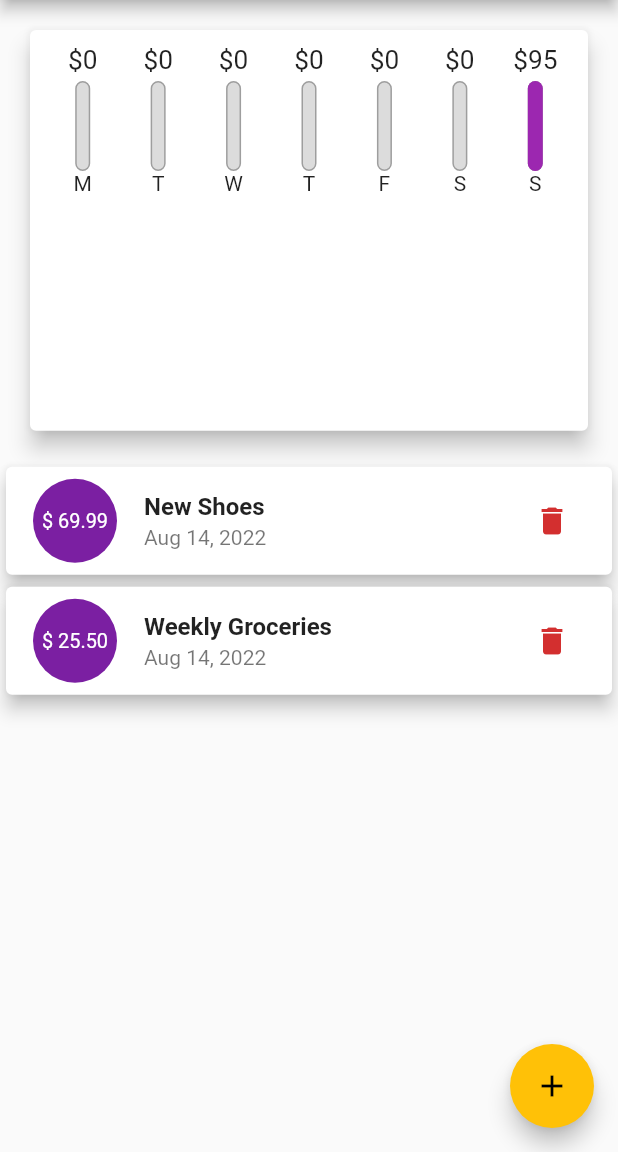
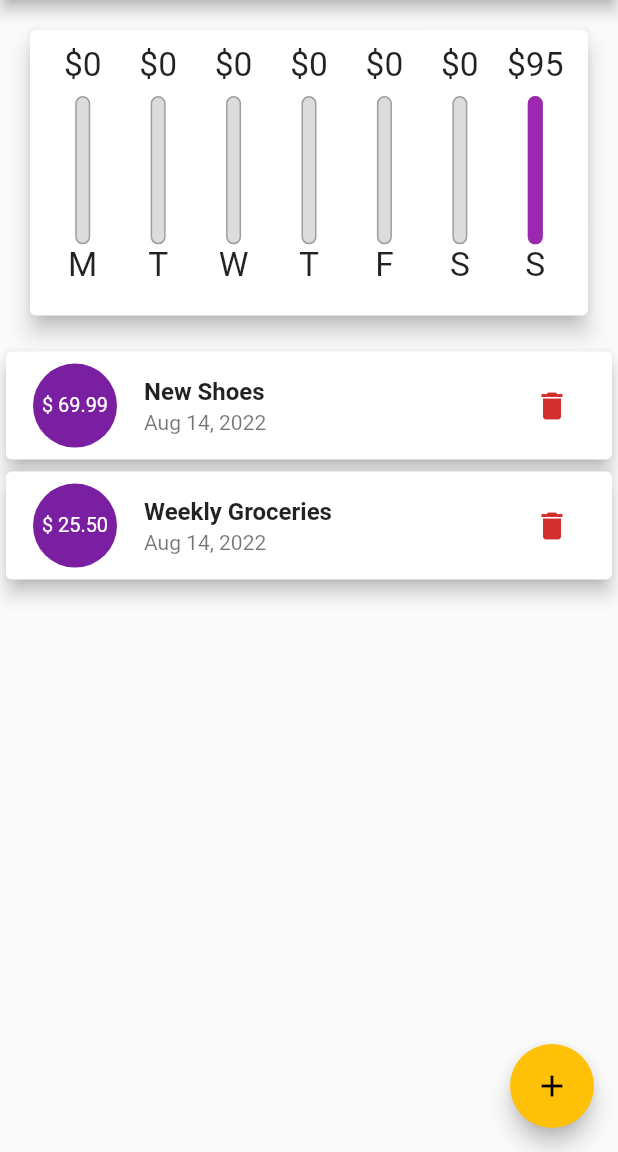
Before and after one commit to aniribe/expenses_planner_from_flutter_course, a Flutter app: the screen it shows after launch, on a phone screen of 412 x 824 dp, the part 84-1236 px from its top. Run offline on Flutter 3.47's test engine with Material 2 defaults, Android fonts, the phone set to English and light mode, and no system bars; our stand-ins replace stacked, stacked_core, stacked_services.

Commit message:
Lessons 123-124 from flutter course;

```diff
--- a/lib/ui/views/home/home_view.dart
+++ b/lib/ui/views/home/home_view.dart
@@ -22,14 +22,14 @@ class HomeView extends StatelessWidget {
                 height: (MediaQuery.of(context).size.height -
                         appBar(context, model).preferredSize.height -
                         MediaQuery.of(context).padding.top) *
-                    0.4,
+                    0.3,
                 child: Chart(recentTransactions: model.recentTransaction),
               ),
               Container(
                   height: (MediaQuery.of(context).size.height -
                           appBar(context, model).preferredSize.height -
                           MediaQuery.of(context).padding.top) *
-                      0.6,
+                      0.7,
                   child: TransactionList(transactions: model.transactions)),
             ],
           ),
--- a/lib/ui/widgets/chart_bar.dart
+++ b/lib/ui/widgets/chart_bar.dart
@@ -1,4 +1,3 @@
-import 'package:flutter/cupertino.dart';
 import 'package:flutter/material.dart';
 
 class ChartBar extends StatelessWidget {
@@ -15,18 +14,19 @@ class ChartBar extends StatelessWidget {
 
   @override
   Widget build(BuildContext context) {
+    return LayoutBuilder(builder: (context, constraint) {
       return Column(
         children: [
           Container(
-          height: 20,
+            height: constraint.maxHeight * 0.15,
             child: FittedBox(
               child: Text('\$${spendingAmount.toStringAsFixed(0)}'),
             ),
           ),
-        const SizedBox(height: 4),
+          SizedBox(height: constraint.maxHeight * 0.05),
           Container(
             width: 10,
-          height: 60,
+            height: constraint.maxHeight * 0.58,
             child: Stack(
               children: [
                 Container(
@@ -51,8 +51,13 @@ class ChartBar extends StatelessWidget {
               ],
             ),
           ),
-        Text(label),
+          Container(
+              height: constraint.maxHeight * 0.15,
+              child: FittedBox(
+                child: Text(label),
+              )),
         ],
       );
+    });
   }
 }
```
Lines whose indentation alone changed are shown as unchanged.
